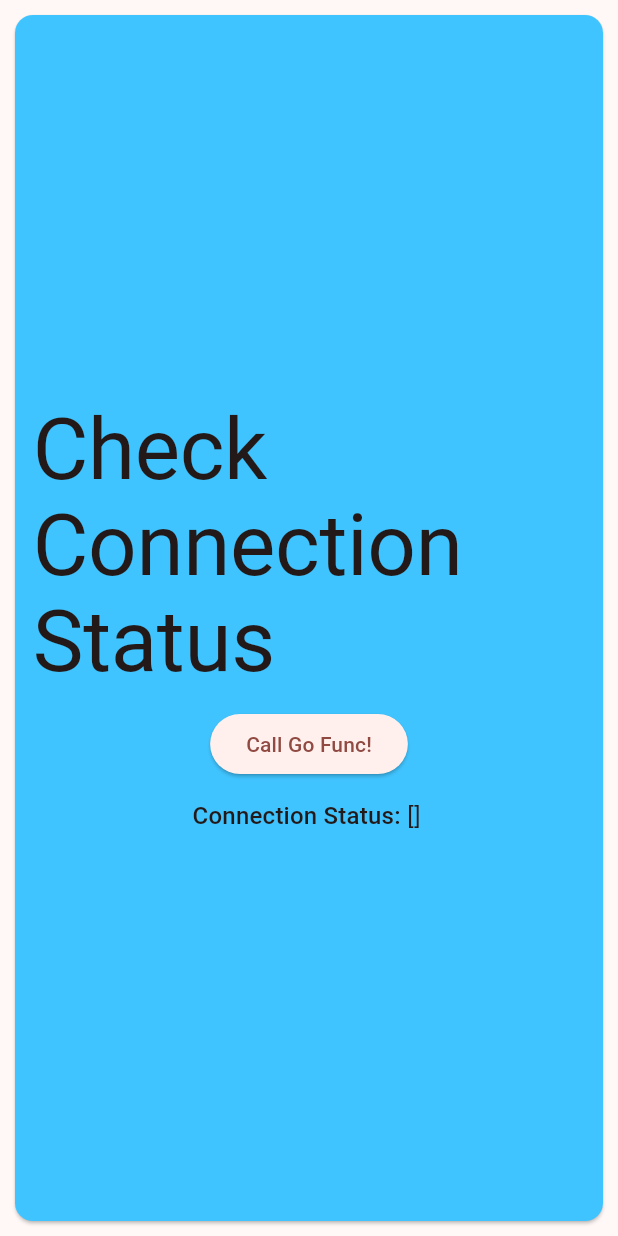
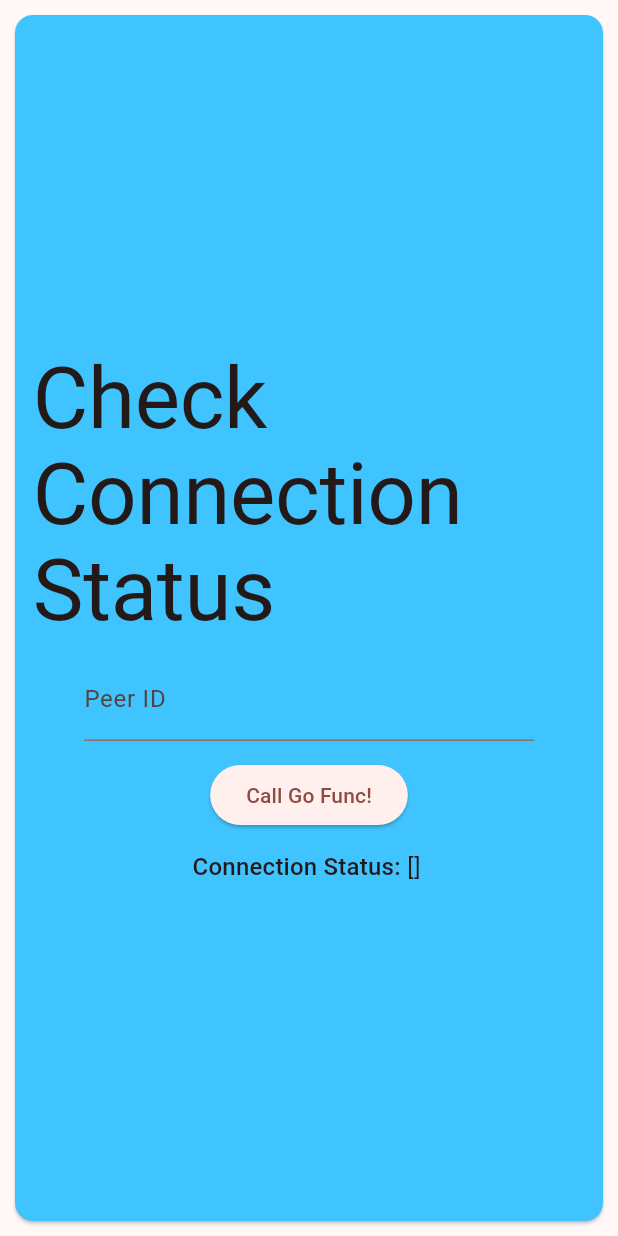
Before and after one commit to DecentRealized/flutter-custom-libp2p, a Flutter app: the CheckConnectionStatus widget shown alone on an empty page, opened directly, on a phone screen of 412 x 824 dp. Run offline on Flutter 3.47's test engine with Material 2 defaults, Android fonts, the phone set to English and light mode, and no system bars; our stand-ins replace file_picker, fixnum; missing offline and left inert: dart:ffi, dart:html, protobuf; statements that could not run were skipped.

Commit message:
Bridge Bug Fixes

```diff
--- a/example/lib/checkConnectionStatusWidget.dart
+++ b/example/lib/checkConnectionStatusWidget.dart
@@ -54,6 +54,16 @@ class _CheckConnectionStatus extends State<CheckConnectionStatus> {
               mainAxisAlignment: MainAxisAlignment.center,
               children: <Widget>[
                 SizedBox(height: 12),
+                SizedBox(
+                  width: 300,
+                  child: TextField(
+                      key: Key('peer-id-check-connection-status'),
+                      onChanged: _onPeerIdChange,
+                      decoration: const InputDecoration(
+                        labelText: 'Peer ID',
+                      )),
+                ),
+                SizedBox(height: 12),
                 ElevatedButton(
                   key: Key('submit-check-connection-status'),
                   onPressed: _onCheckConnectionStatus,
--- a/example/lib/connectToPeerWidget.dart
+++ b/example/lib/connectToPeerWidget.dart
@@ -71,6 +71,11 @@ class _ConnectToPeerState extends State<ConnectToPeer> {
                           ),
                         ),
                         SizedBox(height: 12),
+                        ElevatedButton(
+                          key: Key('connect-to-peer'),
+                          onPressed: _onConnectToPeer,
+                          child: const Text('Call Go Func!'),
+                        ),
                         Wrap(children: [
                           Text(
                             'Success: ',
```
Also changed, not shown: lib/custom_libp2p_constants.dart (+9 -9 lines), 4 other files.
